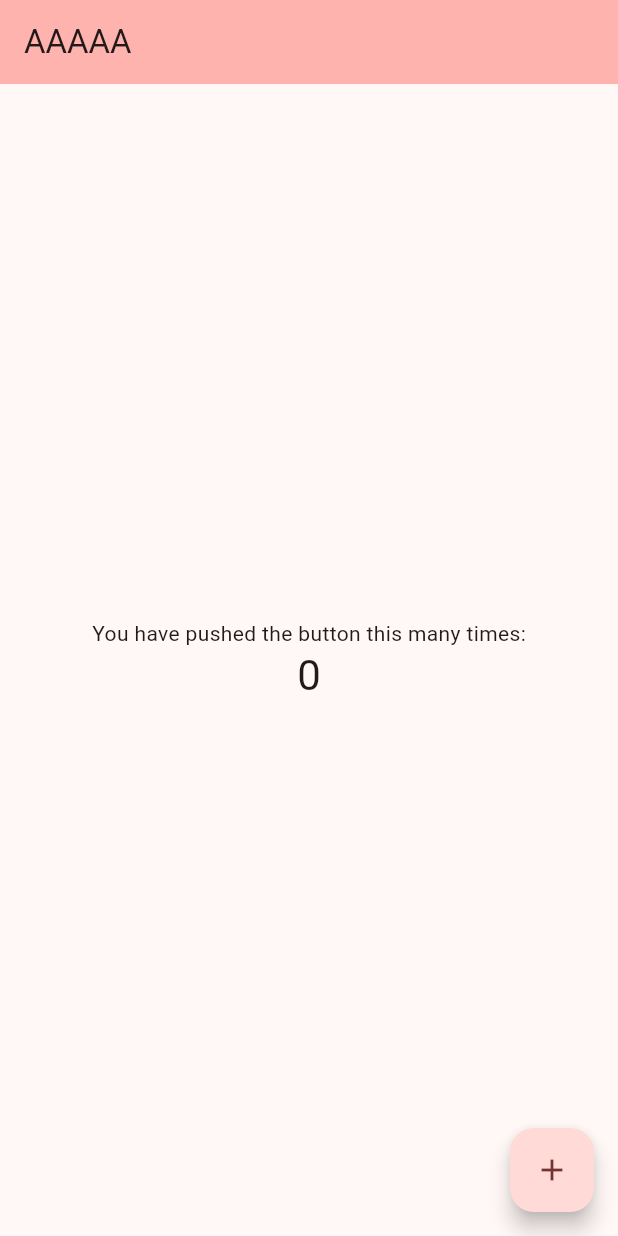
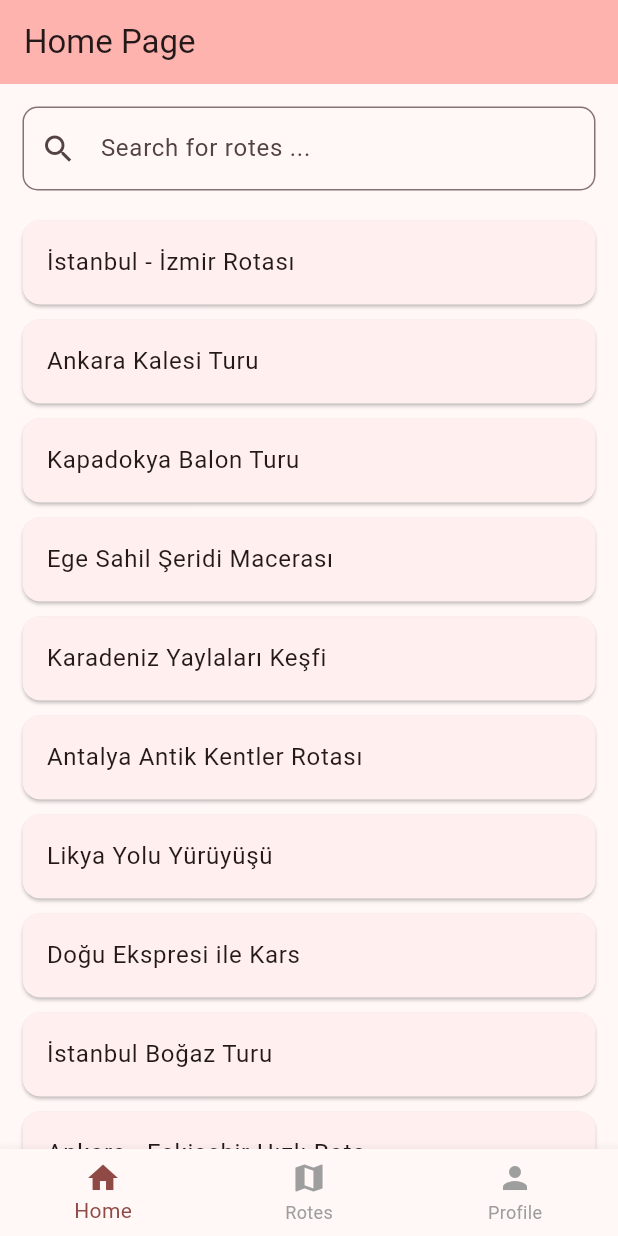
Before and after one commit to denizyts/se380RotalarDiyari, a Flutter app: the screen it shows after launch, on a phone screen of 412 x 824 dp. Run offline on Flutter 3.47's test engine with Material 3 defaults, Android fonts, the phone set to English and light mode, and no system bars.

Commit message:
adding Homepage
adding Homepage  put mock data and searching functionality

```diff
--- a/lib/main.dart
+++ b/lib/main.dart
@@ -1,3 +1,4 @@
+import 'package:deneme/screens/HomePage.dart' show HomePage;
 import 'package:flutter/material.dart';
 
 void main() {
@@ -30,7 +31,7 @@ class MyApp extends StatelessWidget {
         // tested with just a hot reload.
         colorScheme: ColorScheme.fromSeed(seedColor: Colors.redAccent),
       ),
-      home: const MyHomePage(title: 'AAAAA'),
+      home: const HomePage(),
     );
   }
 }
--- /dev/null
+++ b/lib/screens/HomePage.dart
@@ -0,0 +1,105 @@
+import 'package:flutter/cupertino.dart';
+import 'package:flutter/material.dart';
+
+class HomePage extends StatefulWidget {
+
+  const HomePage({super.key});
+
+  @override
+  State<HomePage> createState() => HomePageState();
+}
+
+class HomePageState extends State<HomePage> with WidgetsBindingObserver {
+
+  int _selectedpage = 0;
+
+  final List<String> _allRoutes = [
+    'İstanbul - İzmir Rotası',
+    'Ankara Kalesi Turu',
+    'Kapadokya Balon Turu',
+    'Ege Sahil Şeridi Macerası',
+    'Karadeniz Yaylaları Keşfi',
+    'Antalya Antik Kentler Rotası',
+    'Likya Yolu Yürüyüşü',
+    'Doğu Ekspresi ile Kars',
+    'İstanbul Boğaz Turu',
+    'Ankara - Eskişehir Hızlı Rota'
+  ];
+  List <String> founded_routes =[];
+
+  void _updateSelectedPageButton(int index){
+    setState(() {
+      _selectedpage=index;
+    });
+  }
+  @override
+  void initState() {
+    super.initState();
+    founded_routes=_allRoutes;
+  }
+  void _searchRoute(String query){
+    List <String> results =[];
+    if(query.isEmpty){
+      results=_allRoutes;
+    }else{
+      results=_allRoutes.where((route) => route.toLowerCase().contains(query.toLowerCase())).toList();
+    }
+    setState(() {
+      founded_routes=results;
+    });
+  }
+  @override
+  Widget build(BuildContext context) {
+    return Scaffold(
+      appBar: AppBar(
+        title: const Text("Home Page"),
+        backgroundColor: Theme.of(context).colorScheme.inversePrimary,
+      ),
+      body: Column(
+        children: [
+          Padding(
+            padding: const EdgeInsets.all(15.0),
+            child: TextField(
+              decoration: InputDecoration(
+                hintText: 'Search for rotes ...',
+                prefixIcon: const Icon(Icons.search),
+                border: OutlineInputBorder(
+                  borderRadius: BorderRadius.circular(10.0),
+                ),
+              ),
+                onChanged: (value){
+                _searchRoute(value);
+                }
+            ),
+          ),
+          Expanded(
+            child: ListView.builder(
+              itemCount: founded_routes.length, // Liste uzunluğu kadar öğe oluştur
+              itemBuilder: (context, index) => Card( // Her öğeyi daha şık bir Card içinde gösterelim
+                margin: const EdgeInsets.symmetric(horizontal: 15, vertical: 5),
+                child: ListTile(
+                  title: Text(founded_routes[index]),
+                  onTap: () {
+                    // Kullanıcı bir rotaya tıkladığında ne olacağını buraya yazabilirsin.
+                    print('${founded_routes[index]} tıklandı.');
+                  },
+                ),
+              ),
+            ),
+          ),
+        ],
+      ),
+      bottomNavigationBar: BottomNavigationBar(
+        items: const [
+          BottomNavigationBarItem(icon: Icon(Icons.home), label: 'Home'),
+          BottomNavigationBarItem(icon: Icon(Icons.map), label: 'Rotes'),
+          BottomNavigationBarItem(icon: Icon(Icons.person), label: 'Profile'),
+        ],
+        currentIndex: _selectedpage,
+        onTap: _updateSelectedPageButton,
+        selectedItemColor: Theme.of(context).primaryColor,
+        unselectedItemColor: Colors.grey, // Seçili olmayanlar da gözükebilsin diye
+      ),
+    );
+  }
+}
```
